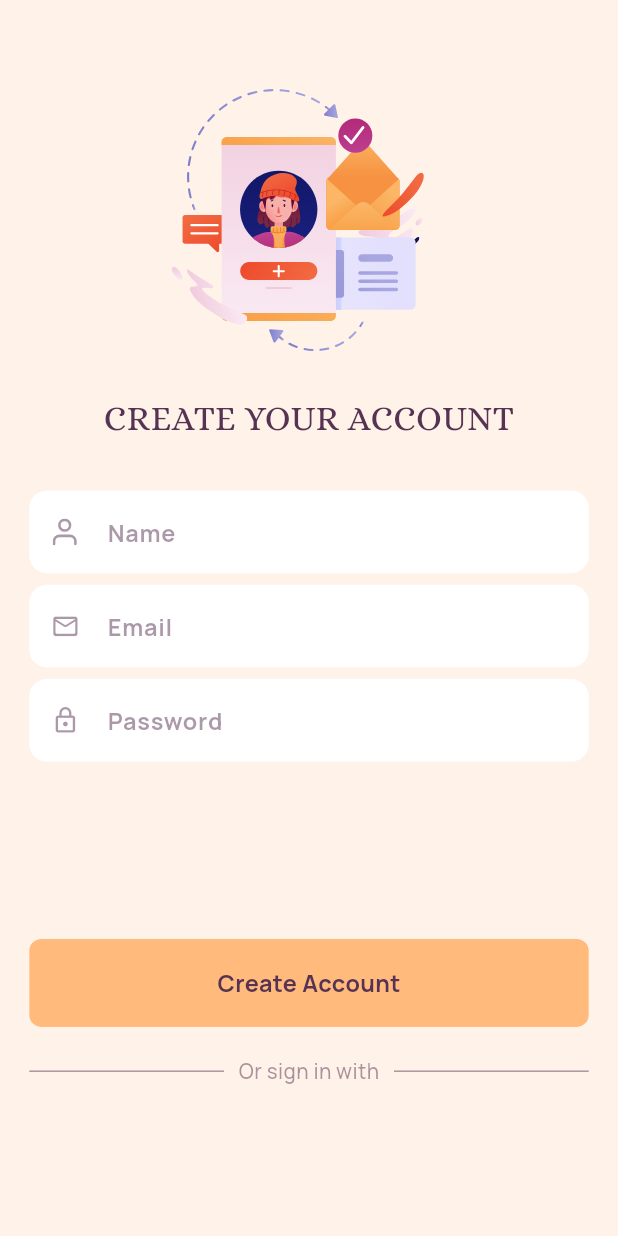
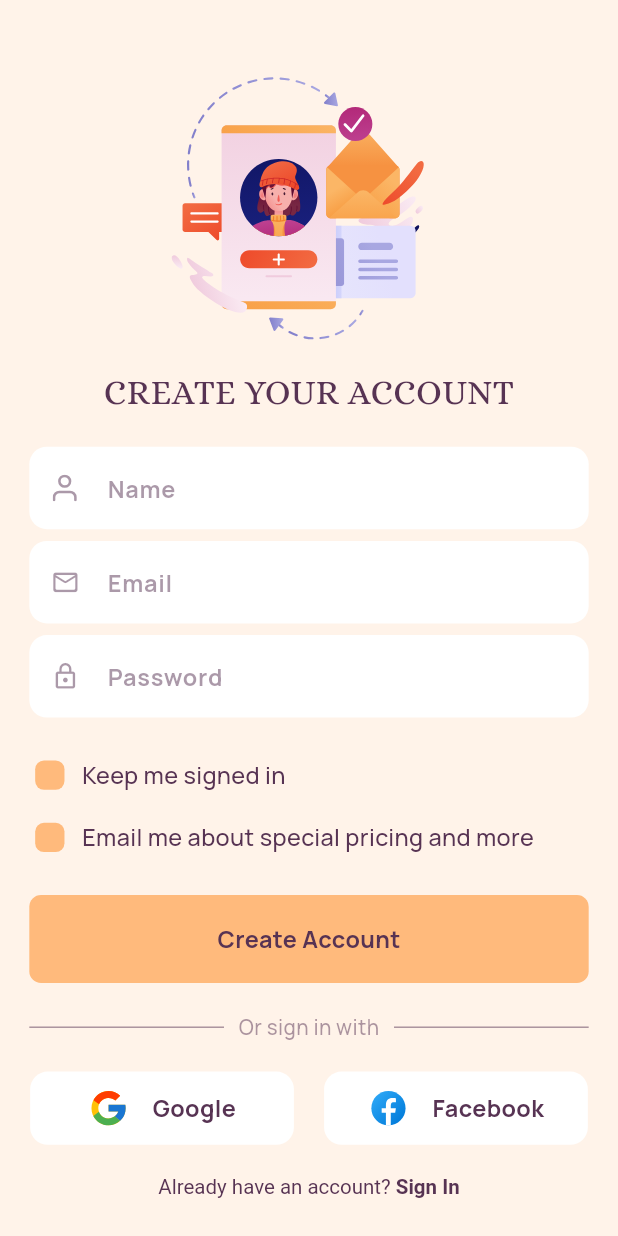
Before and after one commit to Gbenga-Abiodun/habit-app, a Flutter app: the SignUpPage screen opened by its route, on a phone screen of 412 x 824 dp. Run offline on Flutter 3.47's test engine with Material 3 defaults, Android fonts, the phone set to English and light mode, and no system bars; drawn by our look-alikes of auto_size_text; our stand-ins replace flutter_svg, get.

Commit message:
added more changes

```diff
--- a/lib/controller/onboarding_controller.dart
+++ b/lib/controller/onboarding_controller.dart
@@ -7,6 +7,20 @@ import 'package:habit_app/utils/dimensions.dart';
 import '../model/onboarding_model.dart';
 
 class OnboardingController extends GetxController {
+
+  FocusNode _focusNode = FocusNode();
+  bool _isFocused = false;
+
+  void _onFocusedChanged(){
+
+  }
+
+
+  @override
+  void onInit() {
+    // TODO: implement onInit
+    _focusNode.addListener(_onFocusedChanged);
+  }
   var selectedPageIndex = 0.obs;
 
   bool get isLastPage => selectedPageIndex.value == onBoardingList.length -1;
--- a/lib/pages/auth/sign_up_page.dart
+++ b/lib/pages/auth/sign_up_page.dart
@@ -1,10 +1,14 @@
+import 'package:flutter/gestures.dart';
 import 'package:flutter/material.dart';
 import 'package:flutter_svg/flutter_svg.dart';
+import 'package:get/get.dart';
+import 'package:get/get_core/src/get_main.dart';
 import 'package:habit_app/utils/colors.dart';
 import 'package:habit_app/widgets/app_check_box.dart';
 import 'package:habit_app/widgets/app_text_field.dart';
 import 'package:habit_app/widgets/big_text.dart';
 import 'package:habit_app/widgets/custom_button.dart';
+import 'package:habit_app/widgets/oauth_button.dart';
 import 'package:habit_app/widgets/scroll_view.dart';
 import 'package:habit_app/widgets/small_text.dart';
 
@@ -24,7 +28,7 @@ class SignUpPage extends StatelessWidget {
           child: Column(
             children: [
               SizedBox(
-                height: Dimensions.height12 * 4,
+                height: Dimensions.height10 * 4,
               ),
               SvgPicture.asset(
                 Assets.svgsAuth1,
@@ -33,7 +37,7 @@ class SignUpPage extends StatelessWidget {
                 height: Dimensions.height10 * 20,
               ),
               SizedBox(
-                height: Dimensions.height10 * 2,
+                height: Dimensions.height10 ,
               ),
               SmallText(
                 text: "Create your account".toUpperCase(),
@@ -43,7 +47,7 @@ class SignUpPage extends StatelessWidget {
                 textAlign: TextAlign.center,
               ),
               SizedBox(
-                height: Dimensions.height12 * 2.666666666666667,
+                height: Dimensions.height10 * 2,
               ),
               AppTextField(
                 hintText: "Name",
@@ -85,27 +89,31 @@ class SignUpPage extends StatelessWidget {
                     color: AppColors.eclipse.withOpacity(0.5),
                   )),
               SizedBox(
-                height: Dimensions.height12* 2.333333333333333,
+                height: Dimensions.height12 * 2.333333333333333,
               ),
               AppCheckBox(text: "Keep me signed in"),
               SizedBox(
-                height: Dimensions.height10* 2,
+                height: Dimensions.height10 * 2,
               ),
               AppCheckBox(text: "Email me about special pricing and more"),
               SizedBox(
-                height: Dimensions.height12* 2.333333333333333,
+                height: Dimensions.height12 * 2.333333333333333,
               ),
               Padding(
                 padding: EdgeInsets.symmetric(
-                  horizontal: Dimensions.height10* 2,
+                  horizontal: Dimensions.height10 * 2,
                 ),
                 child: CustomButton(
                   text: "Create Account",
                 ),
               ),
-              SizedBox(height: Dimensions.height10* 2,),
+              SizedBox(
+                height: Dimensions.height10 * 2,
+              ),
               Padding(
-                padding:  EdgeInsets.symmetric(horizontal: Dimensions.height10* 2,),
+                padding: EdgeInsets.symmetric(
+                  horizontal: Dimensions.height10 * 2,
+                ),
                 child: Row(
                   mainAxisAlignment: MainAxisAlignment.spaceEvenly,
                   children: [
@@ -114,17 +122,77 @@ class SignUpPage extends StatelessWidget {
                         color: AppColors.eclipse.withOpacity(0.5),
                       ),
                     ),
-                    SizedBox(width: Dimensions.height10,),
-                    SmallText(text: "Or sign in with", size: Dimensions.height14, fontWeight: FontWeight.w500, color: AppColors.eclipse.withOpacity(0.5,),),
-                    SizedBox(width: Dimensions.height10,),
+                    SizedBox(
+                      width: Dimensions.height10,
+                    ),
+                    SmallText(
+                      text: "Or sign in with",
+                      size: Dimensions.height14,
+                      fontWeight: FontWeight.w500,
+                      color: AppColors.eclipse.withOpacity(
+                        0.5,
+                      ),
+                    ),
+                    SizedBox(
+                      width: Dimensions.height10,
+                    ),
                     Expanded(
                       child: Divider(
                         thickness: 1,
-                        color: AppColors.eclipse.withOpacity(0.5),),
+                        color: AppColors.eclipse.withOpacity(0.5),
+                      ),
                     ),
                   ],
                 ),
-              )
+              ),
+
+              SizedBox(
+                height: Dimensions.height10 * 2,
+              ),
+
+              Row(
+                mainAxisAlignment: MainAxisAlignment.spaceEvenly,
+                children: [
+                  OauthButton(
+                    text: "Google",
+                    svgPath: Assets.svgsGoogle,
+                  ),
+                  OauthButton(
+                    text: "Facebook",
+                    svgPath: Assets.svgsFacebook,
+                  ),
+                ],
+              ),
+              SizedBox(
+                height: Dimensions.height10 * 2,
+              ),
+              RichText(
+                text: TextSpan(
+                  // recognizer: TapGestureRecognizer()..onTap = () => Get.back(),
+                  text: "Already have an account? ",
+                  style: TextStyle(
+                    fontSize: Dimensions.height14,
+                    color: AppColors.eclipse,
+                    // fontFamily: "DMSans",
+                  ),
+                  children: [
+                    TextSpan(
+                      recognizer: TapGestureRecognizer()
+                        ..onTap = () {
+                          Get.back();
+                        },
+                      text: 'Sign In',
+                      style: TextStyle(
+                        fontWeight: FontWeight.bold,
+                        fontSize: Dimensions.height14,
+                        color: AppColors.eclipse,
+                        // fontFamily: "DMSans",
+                      ),
+                    ),
+                  ],
+                ),
+              ),
+
             ],
           ),
         ),
--- a/lib/widgets/app_check_box.dart
+++ b/lib/widgets/app_check_box.dart
@@ -15,7 +15,7 @@ class AppCheckBox extends StatelessWidget {
   Widget build(BuildContext context) {
     return Container(
         margin: EdgeInsets.symmetric(
-          horizontal: Dimensions.height12 * Dimensions.height10 * 2,
+          horizontal: Dimensions.height12 * 2,
         ),
         child: Row(
           // mainAxisAlignment: MainAxisAlignment.spaceBetween,
@@ -26,7 +26,7 @@ class AppCheckBox extends StatelessWidget {
               decoration: BoxDecoration(
                 shape: BoxShape.rectangle,
                 color: AppColors.morning,
-                borderRadius: BorderRadius.circular(Dimensions.height12/2,),
+                borderRadius: BorderRadius.circular(Dimensions.height12/2),
                 // border: Border.all(color: AppColors.purple),
               ),
               child: child,
--- a/lib/widgets/custom_button.dart
+++ b/lib/widgets/custom_button.dart
@@ -7,6 +7,7 @@ import '../utils/colors.dart';
 class CustomButton extends StatelessWidget {
   final void Function()? onTap;
   final Color? buttonColor;
+
 
   final Color? textColor;
 
@@ -25,7 +26,7 @@ class CustomButton extends StatelessWidget {
         height: Dimensions.height10 * 6,
         decoration: BoxDecoration(
           color: AppColors.morning,
-          borderRadius: BorderRadius.all(Radius.circular(8),),
+          borderRadius: BorderRadius.all(Radius.circular(Dimensions.height8),),
 
         ),
         child: Center(
--- /dev/null
+++ b/lib/widgets/oauth_button.dart
@@ -0,0 +1,41 @@
+import 'package:flutter/material.dart';
+import 'package:flutter_svg/svg.dart';
+import 'package:habit_app/utils/colors.dart';
+import 'package:habit_app/widgets/small_text.dart';
+
+import '../generated/assets.dart';
+import '../utils/dimensions.dart';
+
+class OauthButton extends StatelessWidget {
+
+  final String text;
+  final String svgPath;
+  const OauthButton({Key? key, required this.text, required this.svgPath}) : super(key: key);
+
+  @override
+  Widget build(BuildContext context) {
+    return GestureDetector(
+      child: Container(
+        width: Dimensions.height10 * 18,
+        height: Dimensions.height10 * 5,
+        padding: EdgeInsets.symmetric(horizontal: Dimensions.height10 * 2,),
+        decoration: BoxDecoration(
+          color: Colors.white,
+          borderRadius: BorderRadius.all(Radius.circular(Dimensions.height12),),
+
+        ),
+        child: Center(
+          child: Row(
+            mainAxisAlignment: MainAxisAlignment.center,
+            crossAxisAlignment: CrossAxisAlignment.center,
+            children: [
+              Container(child: SvgPicture.asset(svgPath, width: Dimensions.height12 * 2.333333333333333, height: Dimensions.height12 * 2.333333333333333, fit: BoxFit.scaleDown,)),
+              SizedBox(width: Dimensions.font16,),
+              SmallText(text: text, color: AppColors.eclipse, fontWeight: FontWeight.bold,size: Dimensions.font16,),
+            ],
+          ),
+        ),
+      ),
+    );
+  }
+}
```
Also changed, not shown: assets/svgs/facebook.svg, assets/svgs/google.svg (added), lib/generated/assets.dart.
